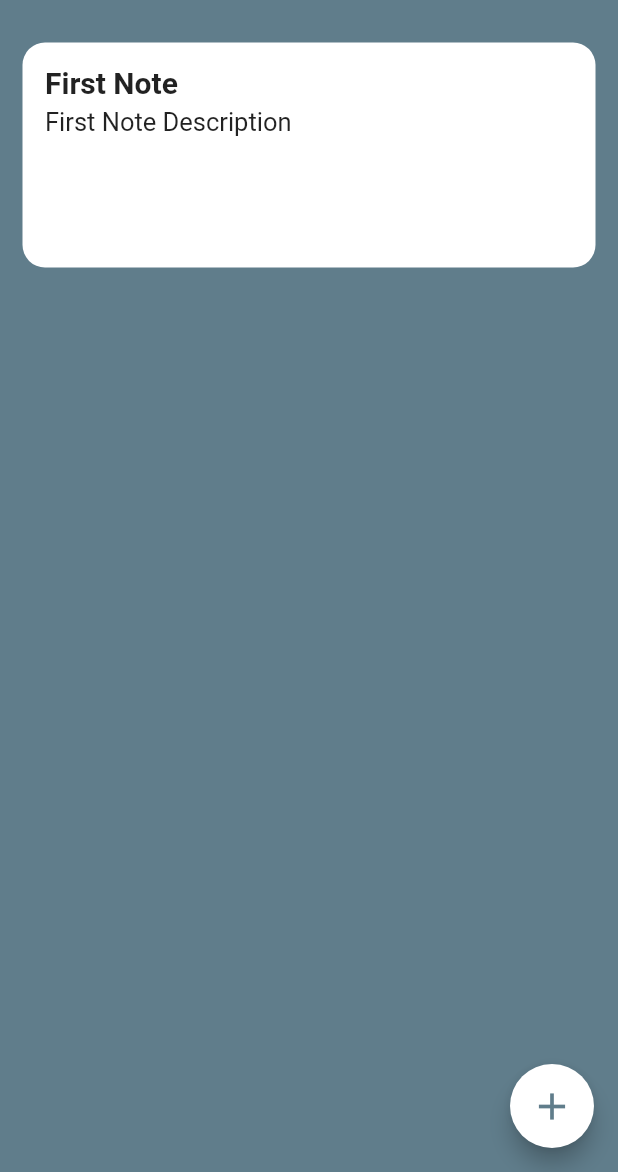
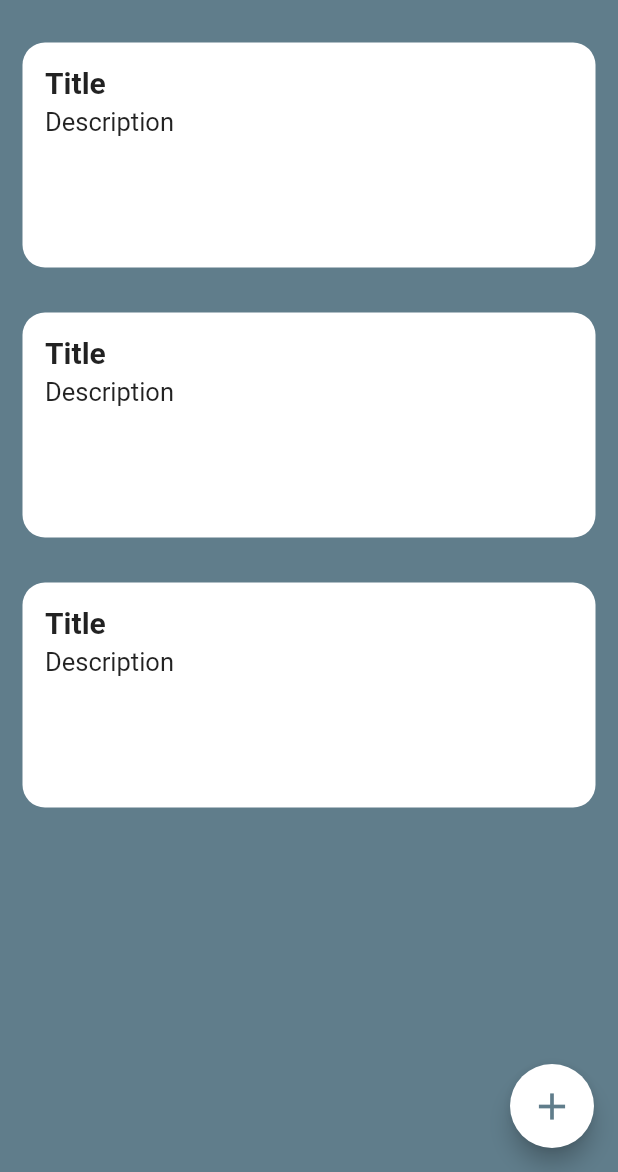
Before and after one commit to yudi0576/todo_list, a Flutter app: the screen it shows after launch, on a phone screen of 412 x 824 dp, the part 64-1236 px from its top. Run offline on Flutter 3.47's test engine with Material 2 defaults, Android fonts, the phone set to English and light mode, and no system bars.

Commit message:
todo list ui

```diff
--- a/lib/main.dart
+++ b/lib/main.dart
@@ -1,6 +1,4 @@
 import 'package:flutter/material.dart';
-import 'package:provider/provider.dart';
-import 'package:todo_list/models/notes_operation.dart';
 import 'package:todo_list/screen/home_screen.dart';
 
 void main() => runApp(const MyApp());
@@ -10,12 +8,9 @@ class MyApp extends StatelessWidget {
 
   @override
   Widget build(BuildContext context) {
-    return ChangeNotifierProvider<NotesOperation>(
-      create: (context) => NotesOperation(),
-      child: const MaterialApp(
+    return MaterialApp(
         debugShowCheckedModeBanner: false,
         home: HomeScreen(),
-      ),
-    );
+      );
   }
 }
--- a/lib/models/note.dart
+++ /dev/null
@@ -1,6 +0,0 @@
-class Note {
-  String title;
-  String description;
-
-  Note(this.title, this.description);
-}
--- a/lib/models/notes_operation.dart
+++ /dev/null
@@ -1,21 +0,0 @@
-import 'package:flutter/foundation.dart';
-import 'package:todo_list/models/note.dart';
-
-class NotesOperation with ChangeNotifier {
-  final List<Note> _notes = [];
-
-  List<Note> get getNotes {
-    return _notes;
-  }
-
-  NotesOperation() {
-    addNewNote('First Note', 'First Note Description');
-  }
-
-  void addNewNote(String title, String description) {
-    //Note object
-    Note note = Note(title, description);
-    _notes.add(note);
-    notifyListeners();
-  }
-}
--- a/lib/screen/add_screen.dart
+++ b/lib/screen/add_screen.dart
@@ -1,6 +1,4 @@
 import 'package:flutter/material.dart';
-import 'package:provider/provider.dart';
-import 'package:todo_list/models/notes_operation.dart';
 
 class AddScreen extends StatelessWidget {
   const AddScreen({super.key});
@@ -67,8 +65,6 @@ class AddScreen extends StatelessWidget {
             ),
             TextButton(
               onPressed: () {
-                Provider.of<NotesOperation>(context, listen: false)
-                    .addNewNote(titleText, descriptionText);
                 Navigator.pop(context);
               },
               style: TextButton.styleFrom(
--- a/lib/screen/home_screen.dart
+++ b/lib/screen/home_screen.dart
@@ -1,6 +1,4 @@
 import 'package:flutter/material.dart';
-import 'package:provider/provider.dart';
-import 'package:todo_list/models/notes_operation.dart';
 import 'package:todo_list/screen/add_screen.dart';
 import 'package:todo_list/screen/notes_card.dart';
 
@@ -35,16 +33,12 @@ class HomeScreen extends StatelessWidget {
         elevation: 0,
         backgroundColor: Colors.transparent,
       ),
-      body: Consumer<NotesOperation>(
-        builder: (context, NotesOperation data, child) {
-          return ListView.builder(
-            itemCount: data.getNotes.length,
+      body: ListView.builder(
+            itemCount: 3,
             itemBuilder: (context, index) {
-              return NotesCard(note: data.getNotes[index]);
-            },
-          );
-        },
-      ),
+              return NotesCard();
+            }
+          )
     );
   }
 }
--- a/lib/screen/notes_card.dart
+++ b/lib/screen/notes_card.dart
@@ -1,10 +1,8 @@
 import 'package:flutter/material.dart';
-import 'package:todo_list/models/note.dart';
 
 class NotesCard extends StatelessWidget {
-  final Note note;
 
-  const NotesCard({super.key, required this.note});
+  const NotesCard({super.key});
 
   @override
   Widget build(BuildContext context) {
@@ -20,12 +18,12 @@ class NotesCard extends StatelessWidget {
         crossAxisAlignment: CrossAxisAlignment.start,
         children: [
           Text(
-            note.title,
+            "Title",
             style: const TextStyle(fontSize: 20, fontWeight: FontWeight.bold),
           ),
           const SizedBox(height: 5),
           Text(
-            note.description,
+            "Description",
             style: const TextStyle(fontSize: 17),
           ),
         ],
--- a/pubspec.yaml
+++ b/pubspec.yaml
@@ -35,7 +35,6 @@ dependencies:
   # The following adds the Cupertino Icons font to your application.
   # Use with the CupertinoIcons class for iOS style icons.
   cupertino_icons: ^1.0.2
-  provider: ^6.0.5
 
 dev_dependencies:
   flutter_test:
```
Also changed, not shown: pubspec.lock.
